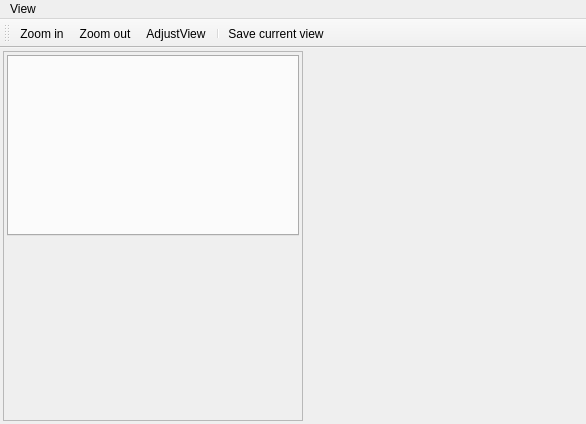
The window that source/cats/gui/MainWindow.ui (assisi/CATS2) describes before a commit, drawn with Qt 5.
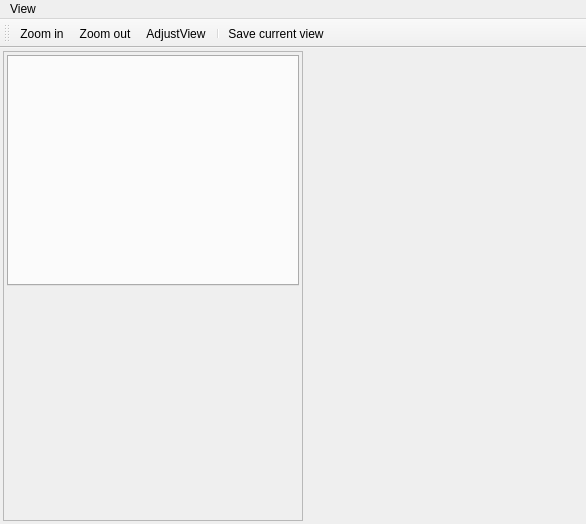
The same window after the commit. Icons and pictures are not drawn.

Patch:
```diff
--- a/source/cats/gui/MainWindow.ui
+++ b/source/cats/gui/MainWindow.ui
@@ -7,7 +7,7 @@
     <x>0</x>
     <y>0</y>
     <width>586</width>
-    <height>424</height>
+    <height>524</height>
    </rect>
   </property>
   <property name="windowTitle">
```
Left out of the diff: 3 changed lines with no effect on the pictures.
